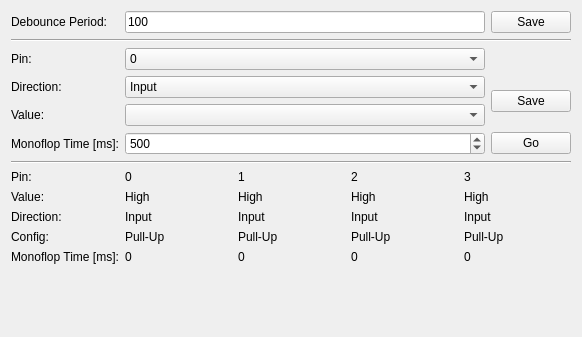
The window that src/brickv/plugin_system/plugins/io4/ui/io4.ui (Tinkerforge/brickv) describes before a commit, drawn with Qt 5.
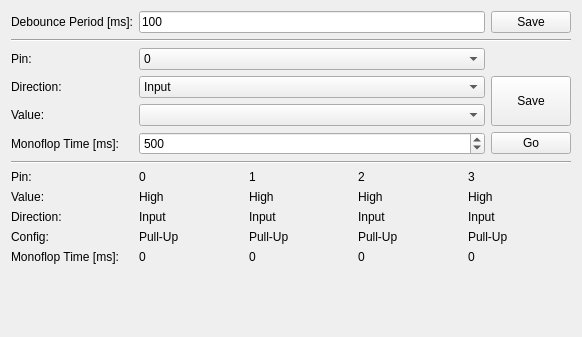
The same window after the commit.

Commit message: Also hide vertical lines in Industrial Brickletz UI on grouping change

What changed in the file:
```diff
--- a/src/brickv/plugin_system/plugins/io4/ui/io4.ui
+++ b/src/brickv/plugin_system/plugins/io4/ui/io4.ui
@@ -19,7 +19,7 @@
      <item row="0" column="0">
       <widget class="QLabel" name="label_12">
        <property name="text">
-        <string>Debounce Period:</string>
+        <string>Debounce Period [ms]:</string>
        </property>
       </widget>
      </item>
@@ -170,6 +170,12 @@
      </item>
      <item row="3" column="2" rowspan="2">
       <widget class="QPushButton" name="save_button">
+       <property name="sizePolicy">
+        <sizepolicy hsizetype="Minimum" vsizetype="Minimum">
+         <horstretch>0</horstretch>
+         <verstretch>0</verstretch>
+        </sizepolicy>
+       </property>
        <property name="text">
         <string>Save</string>
        </property>
```
The commit also changes 7 other files.
